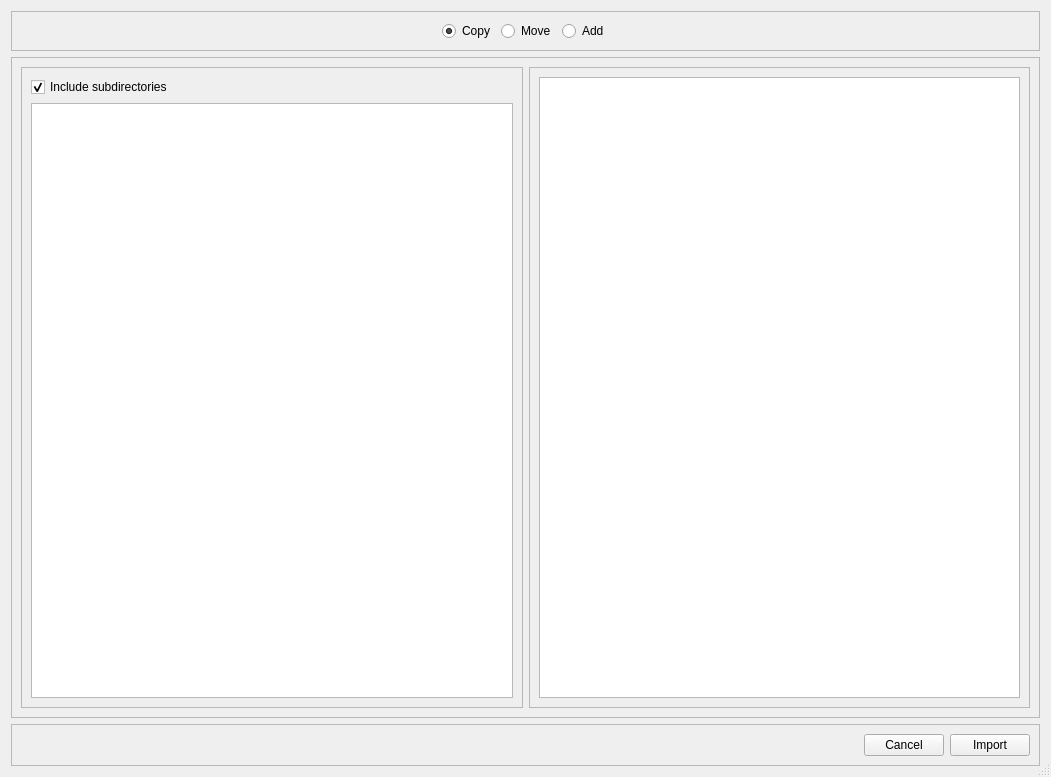
First picture: the form in import/importdialog.ui, repository jaapgeurts/photostage, before the edit.
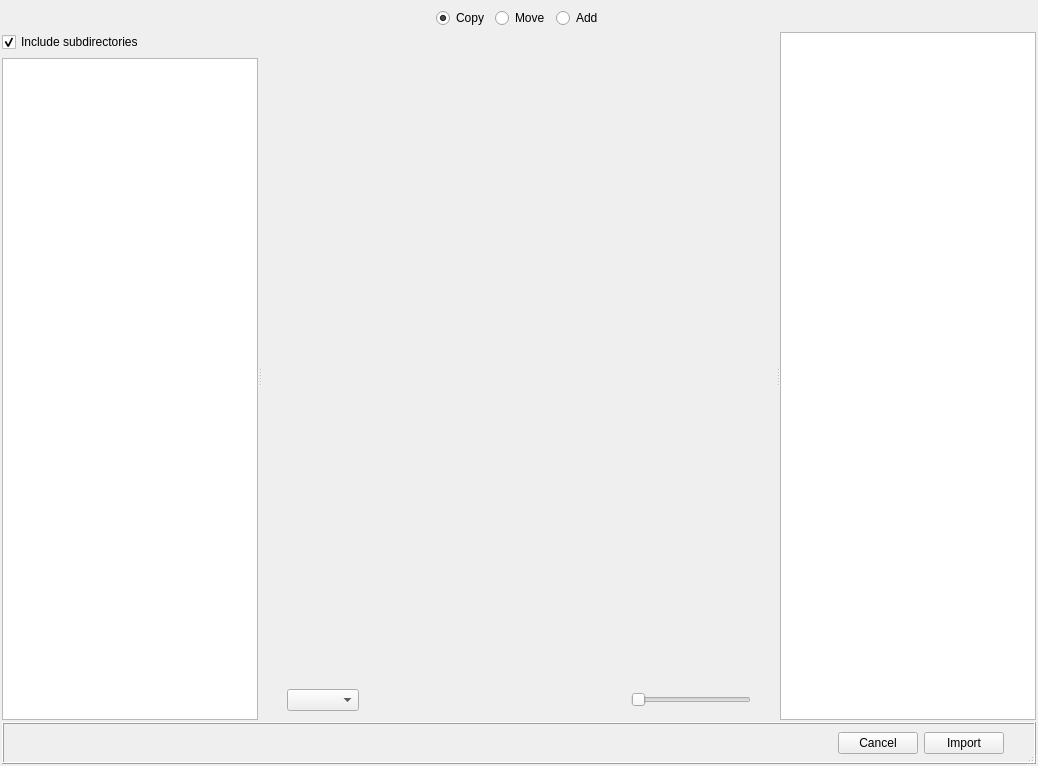
Second picture: the form after the edit. Custom widgets are drawn as their Qt base class.

What changed in the file:
```diff
--- a/import/importdialog.ui
+++ b/import/importdialog.ui
@@ -9,8 +9,8 @@
    <rect>
     <x>0</x>
     <y>0</y>
-    <width>1051</width>
-    <height>777</height>
+    <width>1038</width>
+    <height>766</height>
    </rect>
   </property>
   <property name="windowTitle">
@@ -23,15 +23,39 @@
    <bool>true</bool>
   </property>
   <layout class="QVBoxLayout" name="verticalLayout">
+   <property name="spacing">
+    <number>2</number>
+   </property>
+   <property name="leftMargin">
+    <number>2</number>
+   </property>
+   <property name="topMargin">
+    <number>2</number>
+   </property>
+   <property name="rightMargin">
+    <number>2</number>
+   </property>
+   <property name="bottomMargin">
+    <number>2</number>
+   </property>
    <item>
     <widget class="QFrame" name="frame">
-     <property name="frameShape">
-      <enum>QFrame::StyledPanel</enum>
-     </property>
      <property name="frameShadow">
       <enum>QFrame::Raised</enum>
      </property>
      <layout class="QHBoxLayout" name="horizontalLayout_3">
+      <property name="leftMargin">
+       <number>0</number>
+      </property>
+      <property name="topMargin">
+       <number>6</number>
+      </property>
+      <property name="rightMargin">
+       <number>0</number>
+      </property>
+      <property name="bottomMargin">
+       <number>2</number>
+      </property>
       <item>
        <spacer name="horizontalSpacer_2">
         <property name="orientation">
@@ -87,51 +111,240 @@
    </item>
    <item>
     <widget class="QFrame" name="frmMain">
-     <property name="frameShape">
-      <enum>QFrame::StyledPanel</enum>
+     <property name="sizePolicy">
+      <sizepolicy hsizetype="MinimumExpanding" vsizetype="MinimumExpanding">
+       <horstretch>0</horstretch>
+       <verstretch>0</verstretch>
+      </sizepolicy>
      </property>
      <property name="frameShadow">
       <enum>QFrame::Raised</enum>
      </property>
-     <layout class="QHBoxLayout" name="horizontalLayout" stretch="0,0">
+     <layout class="QVBoxLayout" name="verticalLayout_5">
+      <property name="spacing">
+       <number>0</number>
+      </property>
+      <property name="leftMargin">
+       <number>0</number>
+      </property>
+      <property name="topMargin">
+       <number>0</number>
+      </property>
+      <property name="rightMargin">
+       <number>0</number>
+      </property>
+      <property name="bottomMargin">
+       <number>0</number>
+      </property>
       <item>
-       <widget class="QFrame" name="frmSource">
-        <property name="frameShape">
-         <enum>QFrame::StyledPanel</enum>
+       <widget class="QSplitter" name="splitter">
+        <property name="orientation">
+         <enum>Qt::Horizontal</enum>
         </property>
-        <property name="frameShadow">
-         <enum>QFrame::Raised</enum>
-        </property>
-        <layout class="QVBoxLayout" name="verticalLayout_2">
-         <item>
-          <widget class="QCheckBox" name="cbIncludeSubdirs">
-           <property name="text">
-            <string>Include subdirectories</string>
-           </property>
-           <property name="checked">
-            <bool>true</bool>
-           </property>
-          </widget>
-         </item>
-         <item>
-          <widget class="QTreeView" name="trvwSource"/>
-         </item>
-        </layout>
-       </widget>
-      </item>
-      <item>
-       <widget class="QFrame" name="frmDestination">
-        <property name="frameShape">
-         <enum>QFrame::StyledPanel</enum>
-        </property>
-        <property name="frameShadow">
-         <enum>QFrame::Raised</enum>
-        </property>
-        <layout class="QVBoxLayout" name="verticalLayout_3">
-         <item>
-          <widget class="QTreeView" name="trvwDestination"/>
-         </item>
-        </layout>
+        <widget class="QFrame" name="frmSource">
+         <property name="frameShadow">
+          <enum>QFrame::Raised</enum>
+         </property>
+         <property name="lineWidth">
+          <number>0</number>
+         </property>
+         <layout class="QVBoxLayout" name="verticalLayout_2">
+          <property name="spacing">
+           <number>-1</number>
+          </property>
+          <property name="leftMargin">
+           <number>0</number>
+          </property>
+          <property name="topMargin">
+           <number>0</number>
+          </property>
+          <property name="rightMargin">
+           <number>0</number>
+          </property>
+          <property name="bottomMargin">
+           <number>0</number>
+          </property>
+          <item>
+           <widget class="QCheckBox" name="cbIncludeSubdirs">
+            <property name="sizePolicy">
+             <sizepolicy hsizetype="MinimumExpanding" vsizetype="Minimum">
+              <horstretch>0</horstretch>
+              <verstretch>0</verstretch>
+             </sizepolicy>
+            </property>
+            <property name="text">
+             <string>Include subdirectories</string>
+            </property>
+            <property name="checked">
+             <bool>true</bool>
+            </property>
+           </widget>
+          </item>
+          <item>
+           <widget class="QTreeView" name="trvwSource"/>
+          </item>
+         </layout>
+        </widget>
+        <widget class="QFrame" name="frmTileView">
+         <property name="sizePolicy">
+          <sizepolicy hsizetype="MinimumExpanding" vsizetype="MinimumExpanding">
+           <horstretch>1</horstretch>
+           <verstretch>1</verstretch>
+          </sizepolicy>
+         </property>
+         <property name="frameShadow">
+          <enum>QFrame::Raised</enum>
+         </property>
+         <layout class="QVBoxLayout" name="verticalLayout_4">
+          <property name="spacing">
+           <number>0</number>
+          </property>
+          <property name="leftMargin">
+           <number>0</number>
+          </property>
+          <property name="topMargin">
+           <number>0</number>
+          </property>
+          <property name="rightMargin">
+           <number>0</number>
+          </property>
+          <property name="bottomMargin">
+           <number>0</number>
+          </property>
+          <item>
+           <widget class="Widgets::TileView" name="mCfvPhotos" native="true">
+            <property name="sizePolicy">
+             <sizepolicy hsizetype="MinimumExpanding" vsizetype="MinimumExpanding">
+              <horstretch>1</horstretch>
+              <verstretch>1</verstretch>
+             </sizepolicy>
+            </property>
+           </widget>
+          </item>
+          <item>
+           <widget class="QFrame" name="frmToolBar">
+            <property name="sizePolicy">
+             <sizepolicy hsizetype="MinimumExpanding" vsizetype="Fixed">
+              <horstretch>0</horstretch>
+              <verstretch>0</verstretch>
+             </sizepolicy>
+            </property>
+            <property name="minimumSize">
+             <size>
+              <width>0</width>
+              <height>32</height>
+             </size>
+            </property>
+            <property name="frameShadow">
+             <enum>QFrame::Raised</enum>
+            </property>
+            <layout class="QHBoxLayout" name="horizontalLayout">
+             <item>
+              <spacer name="horizontalSpacer_5">
+               <property name="orientation">
+                <enum>Qt::Horizontal</enum>
+               </property>
+               <property name="sizeType">
+                <enum>QSizePolicy::Fixed</enum>
+               </property>
+               <property name="sizeHint" stdset="0">
+                <size>
+                 <width>16</width>
+                 <height>20</height>
+                </size>
+               </property>
+              </spacer>
+             </item>
+             <item>
+              <widget class="QComboBox" name="comboBox"/>
+             </item>
+             <item>
+              <spacer name="horizontalSpacer_6">
+               <property name="orientation">
+                <enum>Qt::Horizontal</enum>
+               </property>
+               <property name="sizeType">
+                <enum>QSizePolicy::MinimumExpanding</enum>
+               </property>
+               <property name="sizeHint" stdset="0">
+                <size>
+                 <width>177</width>
+                 <height>20</height>
+                </size>
+               </property>
+              </spacer>
+             </item>
+             <item>
+              <widget class="QSlider" name="horizontalSlider">
+               <property name="sizePolicy">
+                <sizepolicy hsizetype="Fixed" vsizetype="Fixed">
+                 <horstretch>0</horstretch>
+                 <verstretch>0</verstretch>
+                </sizepolicy>
+               </property>
+               <property name="minimumSize">
+                <size>
+                 <width>120</width>
+                 <height>0</height>
+                </size>
+               </property>
+               <property name="maximumSize">
+                <size>
+                 <width>120</width>
+                 <height>16777215</height>
+                </size>
+               </property>
+               <property name="orientation">
+                <enum>Qt::Horizontal</enum>
+               </property>
+              </widget>
+             </item>
+             <item>
+              <spacer name="horizontalSpacer_7">
+               <property name="orientation">
+                <enum>Qt::Horizontal</enum>
+               </property>
+               <property name="sizeType">
+                <enum>QSizePolicy::Fixed</enum>
+               </property>
+               <property name="sizeHint" stdset="0">
+                <size>
+                 <width>16</width>
+                 <height>20</height>
+                </size>
+               </property>
+              </spacer>
+             </item>
+            </layout>
+           </widget>
+          </item>
+         </layout>
+        </widget>
+        <widget class="QFrame" name="frmDestination">
+         <property name="frameShadow">
+          <enum>QFrame::Raised</enum>
+         </property>
+         <property name="lineWidth">
+          <number>0</number>
+         </property>
+         <layout class="QVBoxLayout" name="verticalLayout_3">
+          <property name="leftMargin">
+           <number>0</number>
+          </property>
+          <property name="topMargin">
+           <number>0</number>
+          </property>
+          <property name="rightMargin">
+           <number>0</number>
+          </property>
+          <property name="bottomMargin">
+           <number>0</number>
+          </property>
+          <item>
+           <widget class="QTreeView" name="trvwDestination"/>
+          </item>
+         </layout>
+        </widget>
        </widget>
       </item>
      </layout>
@@ -140,12 +353,24 @@
    <item>
     <widget class="QFrame" name="frmButtons">
      <property name="frameShape">
-      <enum>QFrame::StyledPanel</enum>
+      <enum>QFrame::Box</enum>
      </property>
      <property name="frameShadow">
       <enum>QFrame::Raised</enum>
      </property>
      <layout class="QHBoxLayout" name="horizontalLayout_2">
+      <property name="leftMargin">
+       <number>0</number>
+      </property>
+      <property name="topMargin">
+       <number>8</number>
+      </property>
+      <property name="rightMargin">
+       <number>0</number>
+      </property>
+      <property name="bottomMargin">
+       <number>8</number>
+      </property>
       <item>
        <spacer name="horizontalSpacer">
         <property name="orientation">
@@ -188,11 +413,39 @@
         </property>
        </widget>
       </item>
+      <item>
+       <spacer name="horizontalSpacer_4">
+        <property name="orientation">
+         <enum>Qt::Horizontal</enum>
+        </property>
+        <property name="sizeType">
+         <enum>QSizePolicy::Fixed</enum>
+        </property>
+        <property name="sizeHint" stdset="0">
+         <size>
+          <width>30</width>
+          <height>20</height>
+         </size>
+        </property>
+       </spacer>
+      </item>
      </layout>
     </widget>
    </item>
   </layout>
  </widget>
+ <customwidgets>
+  <customwidget>
+   <class>Widgets::TileView</class>
+   <extends>QWidget</extends>
+   <header>widgets/tileview.h</header>
+   <container>1</container>
+   <slots>
+    <slot>selectAll()</slot>
+    <slot>clearSelection()</slot>
+   </slots>
+  </customwidget>
+ </customwidgets>
  <resources/>
  <connections>
   <connection>
```
Left out of the diff: 5 changed lines with no effect on the pictures.
